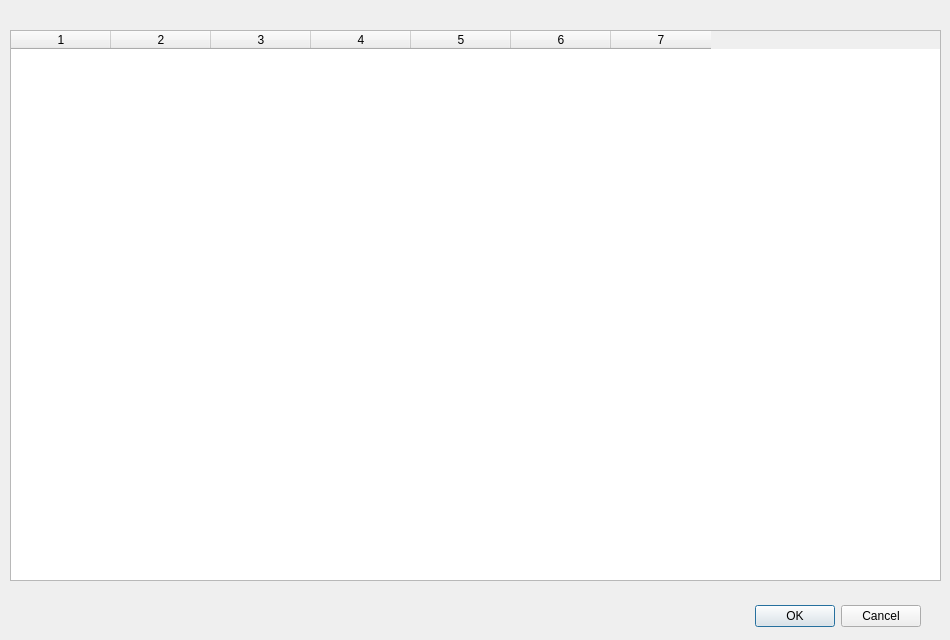
Above: ArcApp/mycalendar.ui from Arc-Project/Arc before the change. Below: the same form after it.
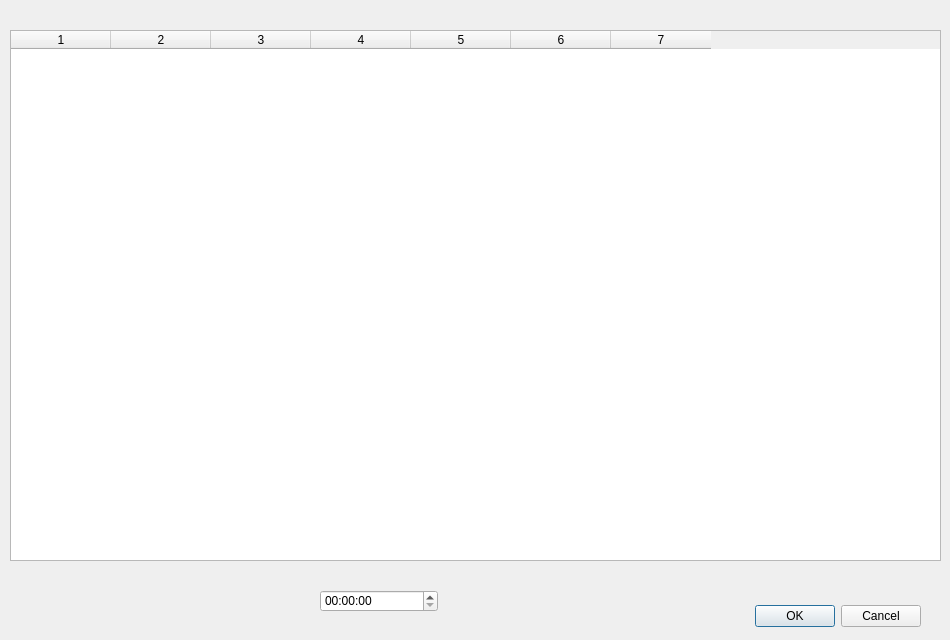
That is the form after the change.

Commit message: Added wakeup calendar

Diff of the .ui file:
```diff
--- a/ArcApp/mycalendar.ui
+++ b/ArcApp/mycalendar.ui
@@ -35,7 +35,7 @@
      <x>10</x>
      <y>30</y>
      <width>931</width>
-     <height>551</height>
+     <height>531</height>
     </rect>
    </property>
    <property name="rowCount">
@@ -55,6 +55,16 @@
    <column/>
    <column/>
   </widget>
+  <widget class="QTimeEdit" name="calendarTime">
+   <property name="geometry">
+    <rect>
+     <x>320</x>
+     <y>590</y>
+     <width>118</width>
+     <height>22</height>
+    </rect>
+   </property>
+  </widget>
  </widget>
  <resources/>
  <connections>
```
Left out of the diff: 8 changed lines with no effect on the pictures. The commit also changes 7 other files.
